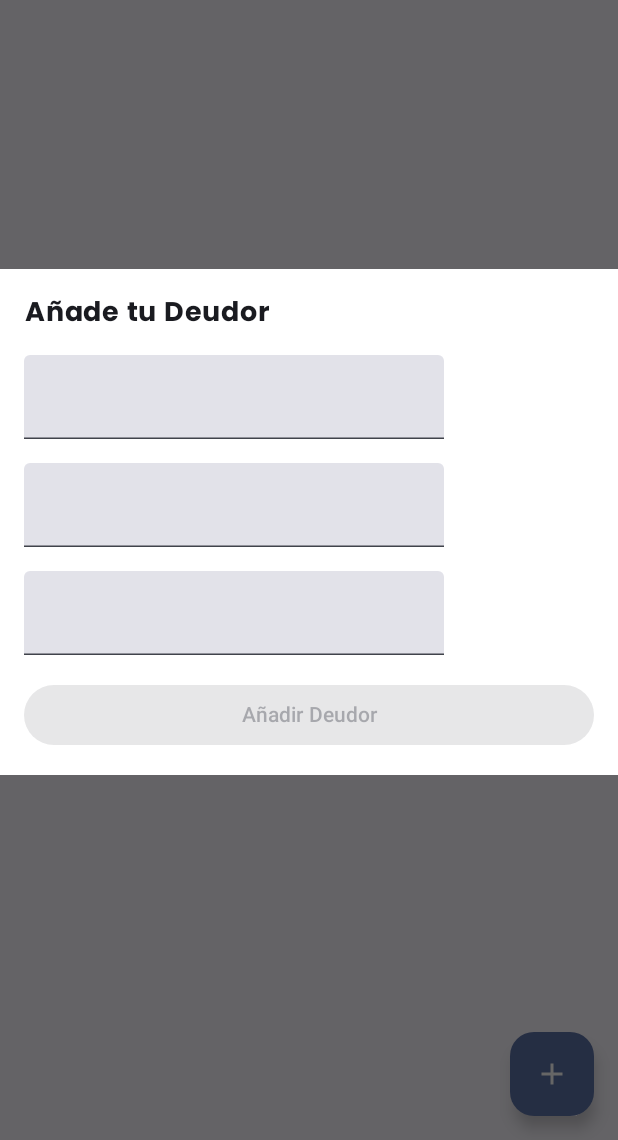
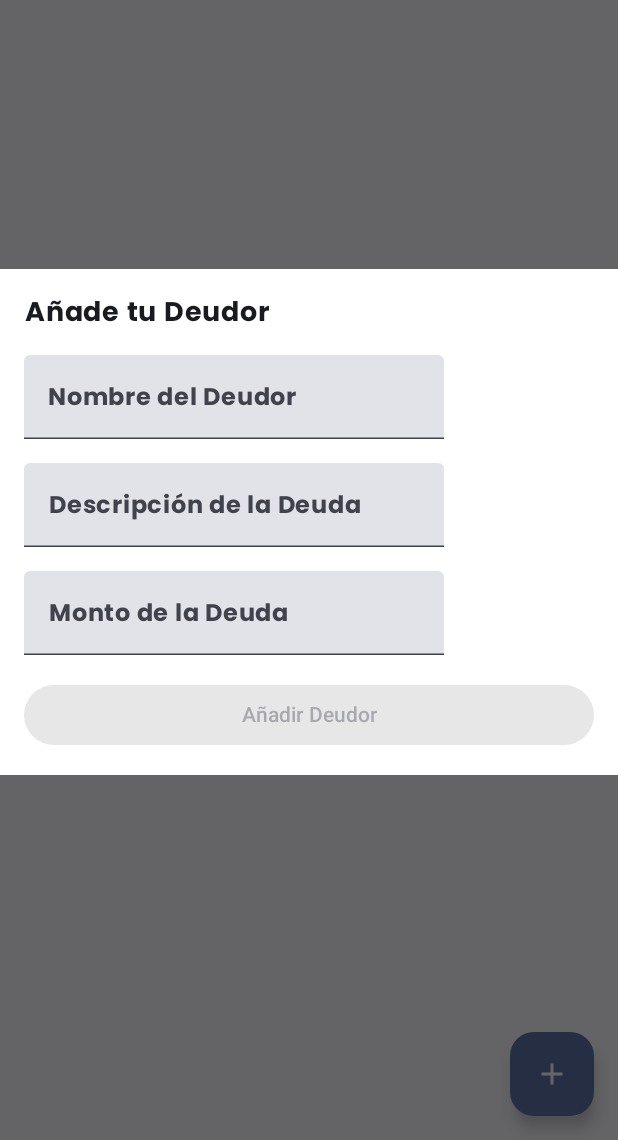
Before and after one commit to pablorjd/DefaultingCustomerApp, an Android app built with Jetpack Compose: the composable HomeScreen shown on its own in the app's theme, after a tap on "Add", on a phone screen of 412 x 824 dp, the part 96-1236 px from its top. Run offline under Robolectric (Android 15) with nearby library versions, the phone set to English and light mode, and no system bars; our stand-ins replace Dagger/Hilt's generated code, livedata-compose, window size class; 1 statement that could not run was skipped.

Commit message:
Se agrega label a los input

```diff
--- a/app/src/main/java/dev/pablorjd/listadeudores/ui/home/HomeScreen.kt
+++ b/app/src/main/java/dev/pablorjd/listadeudores/ui/home/HomeScreen.kt
@@ -173,14 +173,16 @@ fun AddTasksDialog(show: Boolean, onDismiss: () -> Unit, viewModel: HomeViewMode
                     value = name,
                     onValueChange = { name = it },
                     singleLine = true,
-                    maxLines = 1
+                    maxLines = 1,
+                    label = { Text("Nombre del Deudor") }
                 )
                 Spacer(modifier = Modifier.size(16.dp))
                 TextField(
                     value = detail,
                     onValueChange = { detail = it },
                     singleLine = true,
-                    maxLines = 1
+                    maxLines = 1,
+                    label = { Text("Descripción de la Deuda") }
                 )
                 Spacer(modifier = Modifier.size(16.dp))
                 TextField(
@@ -188,7 +190,8 @@ fun AddTasksDialog(show: Boolean, onDismiss: () -> Unit, viewModel: HomeViewMode
                     onValueChange = { amount = it },
                     keyboardOptions = KeyboardOptions(keyboardType = KeyboardType.Number),
                     singleLine = true,
-                    maxLines = 1
+                    maxLines = 1,
+                    label = { Text("Monto de la Deuda") }
                 )
                 Spacer(modifier = Modifier.size(16.dp))
                 Button(enabled = if (name.isNotEmpty() && detail.isNotEmpty() && (amount.toLongOrNull()
```
